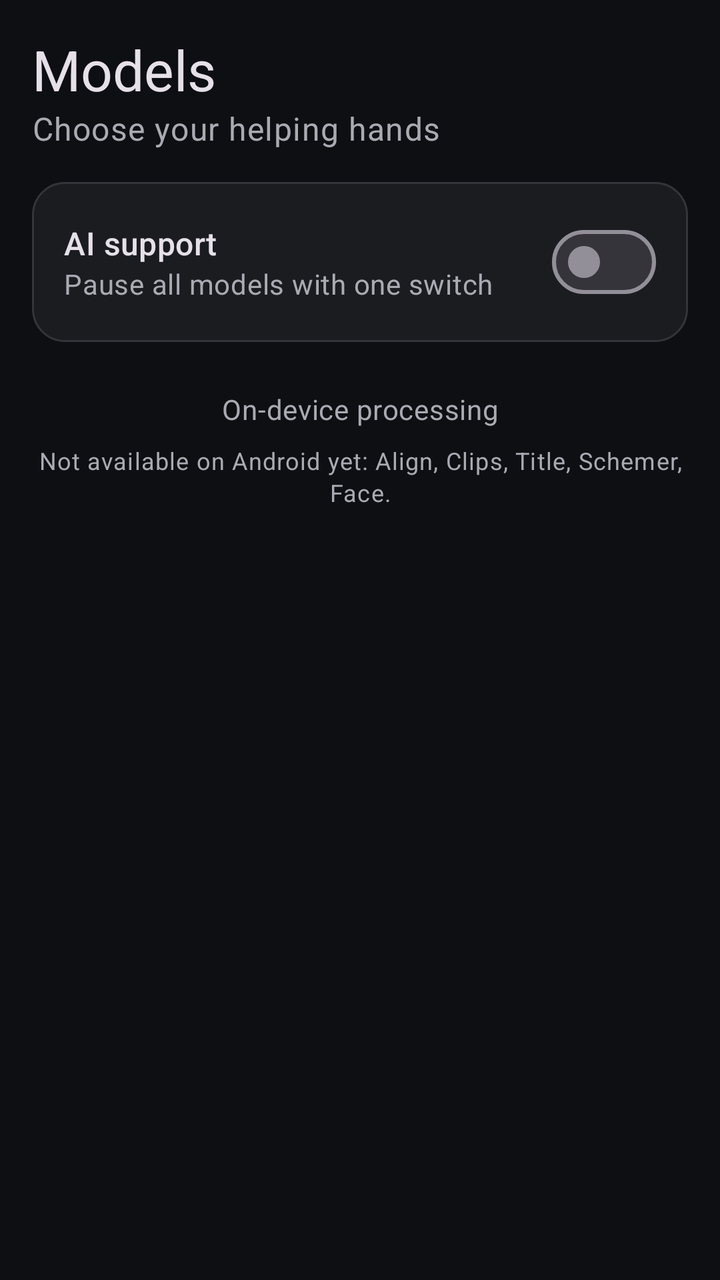
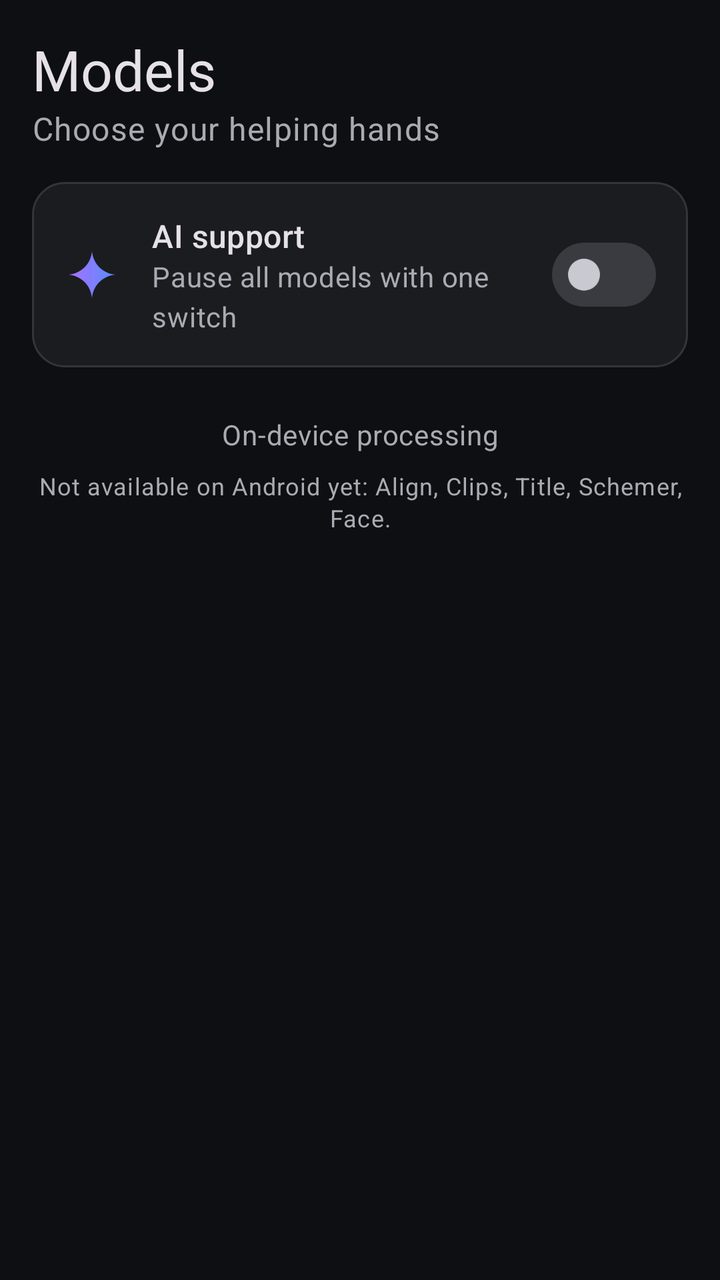

Before-and-after screenshots of an Android layout around one commit, followed by the original layout XML and the change that was made.
<!-- AndroidManifest.xml: application theme Theme.AiKeyboard -->
<!-- res/layout/fragment_model_library.xml -->
<?xml version="1.0" encoding="utf-8"?>
<ScrollView xmlns:android="http://schemas.android.com/apk/res/android"
    android:layout_width="match_parent"
    android:layout_height="match_parent"
    android:defaultFocusHighlightEnabled="false">

    <LinearLayout
        android:id="@+id/models_list"
        android:layout_width="match_parent"
        android:layout_height="wrap_content"
        android:orientation="vertical"
        android:padding="16dp">

        <TextView
            android:id="@+id/models_heading"
            android:layout_width="wrap_content"
            android:layout_height="wrap_content"
            android:accessibilityHeading="true"
            android:text="@string/models_title"
            android:textAppearance="?attr/textAppearanceHeadlineMedium" />

        <TextView
            android:layout_width="wrap_content"
            android:layout_height="wrap_content"
            android:text="@string/models_subtitle"
            android:textAppearance="?attr/textAppearanceBodyLarge"
            android:textColor="?attr/colorOnSurfaceVariant" />

        <LinearLayout
            android:layout_width="match_parent"
            android:layout_height="wrap_content"
            android:layout_marginTop="16dp"
            android:background="@drawable/bg_card"
            android:gravity="center_vertical"
            android:minHeight="72dp"
            android:orientation="horizontal"
            android:padding="16dp">

            <LinearLayout
                android:layout_width="0dp"
                android:layout_height="wrap_content"
                android:layout_weight="1"
                android:orientation="vertical">

                <TextView
                    android:layout_width="wrap_content"
                    android:layout_height="wrap_content"
                    android:text="@string/ai_support"
                    android:textAppearance="?attr/textAppearanceTitleMedium" />

                <TextView
                    android:layout_width="wrap_content"
                    android:layout_height="wrap_content"
                    android:text="@string/ai_support_summary"
                    android:textAppearance="?attr/textAppearanceBodyMedium"
                    android:textColor="?attr/colorOnSurfaceVariant" />
            </LinearLayout>

            <com.google.android.material.materialswitch.MaterialSwitch
                android:id="@+id/ai_master_switch"
                android:layout_width="wrap_content"
                android:layout_height="wrap_content"
                android:contentDescription="@string/ai_support" />
        </LinearLayout>

        
        <LinearLayout
            android:id="@+id/model_groups"
            android:layout_width="match_parent"
            android:layout_height="wrap_content"
            android:orientation="vertical" />

        <TextView
            android:layout_width="match_parent"
            android:layout_height="wrap_content"
            android:layout_marginTop="24dp"
            android:gravity="center"
            android:text="@string/models_on_device"
            android:textAppearance="?attr/textAppearanceBodyMedium"
            android:textColor="?attr/colorOnSurfaceVariant" />

        <TextView
            android:layout_width="match_parent"
            android:layout_height="wrap_content"
            android:layout_marginTop="8dp"
            android:gravity="center"
            android:text="@string/models_not_on_android"
            android:textAppearance="?attr/textAppearanceBodySmall"
            android:textColor="?attr/colorOnSurfaceVariant" />
    </LinearLayout>
</ScrollView>
<!-- resources referenced by this layout -->
<resources>
  <style name="Theme.AiKeyboard" parent="Theme.Material3.Dark.NoActionBar">
          <item name="colorPrimary">@color/accent_blue</item>
          <item name="colorOnPrimary">@color/on_accent_blue</item>
          <item name="colorSurface">@color/surface</item>
          <item name="colorOnSurface">@color/text_primary</item>
          <item name="colorOnSurfaceVariant">@color/text_secondary</item>
          <item name="colorOutlineVariant">@color/divider</item>
          
          <item name="colorSecondaryContainer">@color/surface_raised</item>
          <item name="colorOnSecondaryContainer">@color/text_primary</item>
          <item name="android:colorBackground">@color/canvas</item>
          <item name="android:statusBarColor">@color/canvas</item>
          <item name="android:navigationBarColor">@color/canvas</item>
          <item name="switchPreferenceCompatStyle">@style/SettingsSwitchRow</item>
      </style>
  <style name="SettingsSwitchRow" parent="Preference.SwitchPreferenceCompat.Material">
          <item name="widgetLayout">@layout/preference_switch</item>
      </style>
  <!-- unchanged entries left out for length: 15 -->
</resources>

<!-- the commit's change to res/layout/fragment_model_library.xml (unified diff, before → after) -->
@@ -36,9 +36,16 @@
             android:orientation="horizontal"
             android:padding="16dp">
 
+            <ImageView
+                android:layout_width="28dp"
+                android:layout_height="28dp"
+                android:importantForAccessibility="no"
+                android:src="@drawable/ic_ai_sparkle" />
+
             <LinearLayout
                 android:layout_width="0dp"
                 android:layout_height="wrap_content"
+                android:layout_marginStart="16dp"
                 android:layout_weight="1"
                 android:orientation="vertical">
 
@@ -58,6 +65,7 @@
 
             <com.google.android.material.materialswitch.MaterialSwitch
                 android:id="@+id/ai_master_switch"
+                style="@style/Widget.AiKeyboard.Switch.Master"
                 android:layout_width="wrap_content"
                 android:layout_height="wrap_content"
                 android:contentDescription="@string/ai_support" />
<!-- resource entries referenced after the edit -->
@@ -1,5 +1,30 @@
 <!-- resources referenced by this layout -->
 <resources>
+  <!-- drawable ic_ai_sparkle (drawable) -->
+  <?xml version="1.0" encoding="utf-8"?>
+  <vector xmlns:android="http://schemas.android.com/apk/res/android"
+      xmlns:aapt="http://schemas.android.com/aapt"
+      android:width="24dp"
+      android:height="24dp"
+      android:viewportWidth="24"
+      android:viewportHeight="24">
+      <path android:pathData="M12,2C12.6,7.5 16.5,11.4 22,12C16.5,12.6 12.6,16.5 12,22C11.4,16.5 7.5,12.6 2,12C7.5,11.4 11.4,7.5 12,2z">
+          <aapt:attr name="android:fillColor">
+              <gradient
+                  android:endColor="@color/ai_gradient_end"
+                  android:endX="22"
+                  android:endY="12"
+                  android:startColor="@color/ai_gradient_start"
+                  android:startX="2"
+                  android:startY="12"
+                  android:type="linear" />
+          </aapt:attr>
+      </path>
+  </vector>
+  <style name="Widget.AiKeyboard.Switch.Master">
+          <item name="track">@drawable/ai_switch_track</item>
+          <item name="trackTint">@null</item>
+      </style>
   <style name="Theme.AiKeyboard" parent="Theme.Material3.Dark.NoActionBar">
           <item name="colorPrimary">@color/accent_blue</item>
           <item name="colorOnPrimary">@color/on_accent_blue</item>
@@ -14,10 +39,63 @@
           <item name="android:statusBarColor">@color/canvas</item>
           <item name="android:navigationBarColor">@color/canvas</item>
           <item name="switchPreferenceCompatStyle">@style/SettingsSwitchRow</item>
+          <item name="preferenceCategoryStyle">@style/SettingsCategory</item>
+          <item name="preferenceStyle">@style/SettingsRow</item>
+          <item name="dialogPreferenceStyle">@style/SettingsDialogRow</item>
+          <item name="seekBarPreferenceStyle">@style/SettingsSeekRow</item>
+          <item name="materialSwitchStyle">@style/Widget.AiKeyboard.Switch</item>
+          
+          <item name="colorSecondary">@color/accent_blue</item>
+          <item name="colorOnSecondary">@color/on_accent_blue</item>
+          <item name="colorTertiary">@color/accent_blue</item>
+          <item name="colorAccent">@color/accent_blue</item>
+          <item name="colorControlActivated">@color/accent_blue</item>
       </style>
+  <color name="ai_gradient_end">#568DFF</color>
+  <color name="ai_gradient_start">#A970FF</color>
+  <!-- drawable ai_switch_track (drawable) -->
+  <?xml version="1.0" encoding="utf-8"?>
+  <selector xmlns:android="http://schemas.android.com/apk/res/android">
+      <item android:state_checked="true">
+          <shape android:shape="rectangle">
+              <size android:width="52dp" android:height="32dp" />
+              <corners android:radius="16dp" />
+              <gradient
+                  android:angle="0"
+                  android:endColor="@color/ai_gradient_end"
+                  android:startColor="@color/ai_gradient_start" />
+          </shape>
+      </item>
+      <item>
+          <shape android:shape="rectangle">
+              <size android:width="52dp" android:height="32dp" />
+              <corners android:radius="16dp" />
+              <solid android:color="@color/key_letter" />
+          </shape>
+      </item>
+  </selector>
   <style name="SettingsSwitchRow" parent="Preference.SwitchPreferenceCompat.Material">
           <item name="widgetLayout">@layout/preference_switch</item>
+          <item name="singleLineTitle">false</item>
       </style>
+  <style name="SettingsCategory" parent="Preference.Category.Material">
+          <item name="android:layout">@layout/settings_category</item>
+      </style>
+  <style name="SettingsRow" parent="Preference.Material">
+          <item name="singleLineTitle">false</item>
+      </style>
+  <style name="SettingsDialogRow" parent="Preference.DialogPreference.Material">
+          <item name="singleLineTitle">false</item>
+      </style>
+  <style name="SettingsSeekRow" parent="Preference.SeekBarPreference.Material">
+          <item name="singleLineTitle">false</item>
+      </style>
+  <style name="Widget.AiKeyboard.Switch" parent="Widget.Material3.CompoundButton.MaterialSwitch">
+          <item name="thumbTint">@color/switch_thumb</item>
+          <item name="trackTint">@color/switch_track</item>
+          <item name="trackDecorationTint">@android:color/transparent</item>
+      </style>
+  <color name="key_letter">#3A3B40</color>
   <!-- unchanged entries left out for length: 15 -->
 </resources>
 
